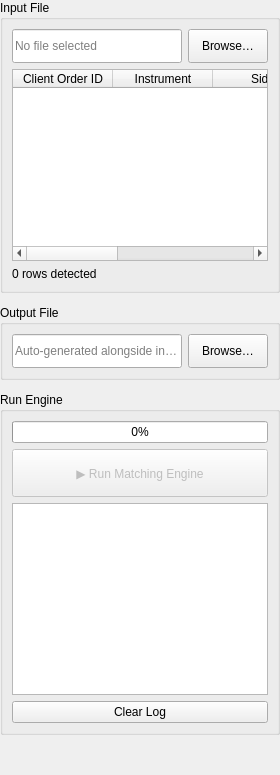
Old version of the form gui/ui/import_export_panel.ui in the repository SuhasDissa/LillyLedger.
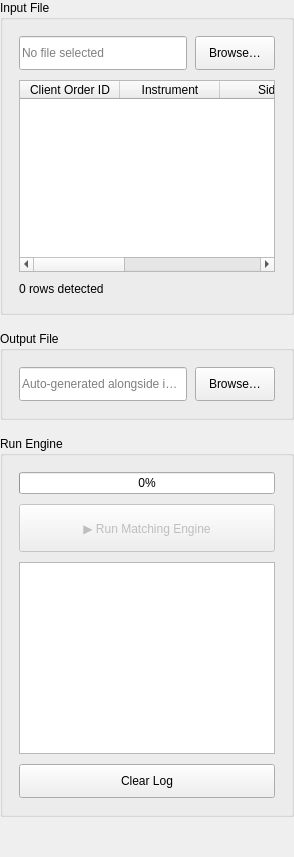
New version of the form.

Commit message: refactor: streamline main window UI by removing unused tab buttons and adjusting layout properties

Patch:
```diff
--- a/gui/ui/import_export_panel.ui
+++ b/gui/ui/import_export_panel.ui
@@ -7,14 +7,20 @@
    <property name="topMargin"><number>0</number></property>
    <property name="rightMargin"><number>0</number></property>
    <property name="bottomMargin"><number>0</number></property>
-   <property name="spacing"><number>12</number></property>
+   <property name="spacing"><number>16</number></property>
    <!-- Input file group -->
    <item>
     <widget class="QGroupBox" name="inputGroup">
      <property name="title"><string>Input File</string></property>
      <layout class="QVBoxLayout" name="inputGroupLayout">
+      <property name="leftMargin"><number>16</number></property>
+      <property name="topMargin"><number>16</number></property>
+      <property name="rightMargin"><number>16</number></property>
+      <property name="bottomMargin"><number>16</number></property>
+      <property name="spacing"><number>10</number></property>
       <item>
        <layout class="QHBoxLayout" name="inputPathLayout">
+        <property name="spacing"><number>8</number></property>
         <item>
          <widget class="QLineEdit" name="inputPathEdit">
           <property name="readOnly"><bool>true</bool></property>
@@ -53,8 +59,14 @@
     <widget class="QGroupBox" name="outputGroup">
      <property name="title"><string>Output File</string></property>
      <layout class="QVBoxLayout" name="outputGroupLayout">
+      <property name="leftMargin"><number>16</number></property>
+      <property name="topMargin"><number>16</number></property>
+      <property name="rightMargin"><number>16</number></property>
+      <property name="bottomMargin"><number>16</number></property>
+      <property name="spacing"><number>10</number></property>
       <item>
        <layout class="QHBoxLayout" name="outputPathLayout">
+        <property name="spacing"><number>8</number></property>
         <item>
          <widget class="QLineEdit" name="outputPathEdit">
           <property name="readOnly"><bool>true</bool></property>
@@ -78,6 +90,11 @@
     <widget class="QGroupBox" name="runGroup">
      <property name="title"><string>Run Engine</string></property>
      <layout class="QVBoxLayout" name="runGroupLayout">
+      <property name="leftMargin"><number>16</number></property>
+      <property name="topMargin"><number>16</number></property>
+      <property name="rightMargin"><number>16</number></property>
+      <property name="bottomMargin"><number>16</number></property>
+      <property name="spacing"><number>10</number></property>
       <item>
        <widget class="QProgressBar" name="progressBar">
         <property name="minimum"><number>0</number></property>
@@ -107,6 +124,7 @@
       <item>
        <widget class="QPushButton" name="clearLogButton">
         <property name="text"><string>Clear Log</string></property>
+        <property name="minimumSize"><size><width>0</width><height>34</height></size></property>
        </widget>
       </item>
      </layout>
```
The commit also changes 6 other files.
